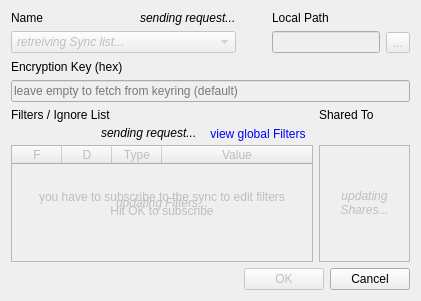
Qt form trunk/Client/src/QtClient/qtSyncDialog.ui (psieg/MyCloud) before a commit.
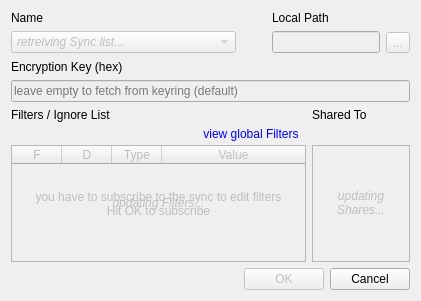
The same form after that commit. Icons and pictures are not drawn.

Commit message: QtSyncDialog ensures user is known, fix NewSync #48

Patch:
```diff
--- a/trunk/Client/src/QtClient/qtSyncDialog.ui
+++ b/trunk/Client/src/QtClient/qtSyncDialog.ui
@@ -39,13 +39,6 @@
        </property>
       </widget>
      </item>
-     <item row="0" column="1">
-      <widget class="QLabel" name="deleteLabel">
-       <property name="text">
-        <string>&lt;i&gt;sending request...&lt;/i&gt;</string>
-       </property>
-      </widget>
-     </item>
      <item row="0" column="3">
       <widget class="QLabel" name="label_2">
        <property name="text">
@@ -252,13 +245,6 @@
            </property>
           </widget>
          </item>
-         <item>
-          <widget class="QLabel" name="sendLabel">
-           <property name="text">
-            <string>&lt;i&gt;sending request...&lt;/i&gt;</string>
-           </property>
-          </widget>
-         </item>
          <item>
           <spacer name="horizontalSpacer_2">
            <property name="orientation">
```
Left out of the diff: 7 changed lines with no effect on the pictures. The commit also changes 3 other files.
